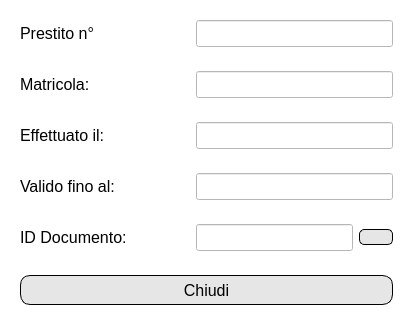
First picture: the form in View/Studente/UI files/visualizza prestito.ui, repository FrancescoFinizii/Biblioteca-universitaria, before the edit.
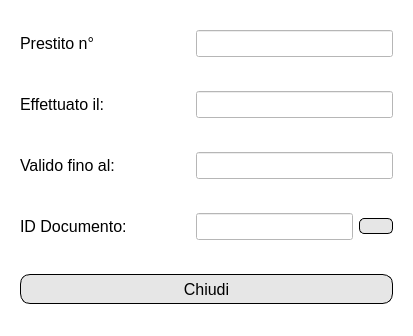
Second picture: the form after the edit. Icons and pictures are not drawn.

What changed in the file:
```diff
--- a/View/Studente/UI files/visualizza prestito.ui
+++ b/View/Studente/UI files/visualizza prestito.ui
@@ -7,7 +7,7 @@
     <x>0</x>
     <y>0</y>
     <width>413</width>
-    <height>298</height>
+    <height>336</height>
    </rect>
   </property>
   <property name="windowTitle">
@@ -65,54 +65,6 @@
      </layout>
     </widget>
    </item>
-   <item>
-    <widget class="QWidget" name="matricolaWidget" native="true">
-     <property name="sizePolicy">
-      <sizepolicy hsizetype="Preferred" vsizetype="Fixed">
-       <horstretch>0</horstretch>
-       <verstretch>0</verstretch>
-      </sizepolicy>
-     </property>
-     <layout class="QHBoxLayout" name="horizontalLayout_47">
-      <item>
-       <widget class="QLabel" name="label_55">
-        <property name="minimumSize">
-         <size>
-          <width>170</width>
-          <height>0</height>
-         </size>
-        </property>
-        <property name="maximumSize">
-         <size>
-          <width>170</width>
-          <height>16777215</height>
-         </size>
-        </property>
-        <property name="font">
-         <font>
-          <pointsize>12</pointsize>
-         </font>
-        </property>
-        <property name="text">
-         <string>Matricola:</string>
-        </property>
-       </widget>
-      </item>
-      <item>
-       <widget class="QLineEdit" name="matricola">
-        <property name="font">
-         <font>
-          <pointsize>12</pointsize>
-         </font>
-        </property>
-        <property name="readOnly">
-         <bool>true</bool>
-        </property>
-       </widget>
-      </item>
-     </layout>
-    </widget>
-   </item>
    <item>
     <widget class="QWidget" name="widget_42" native="true">
      <property name="sizePolicy">
```
Left out of the diff: 4 changed lines with no effect on the pictures.
